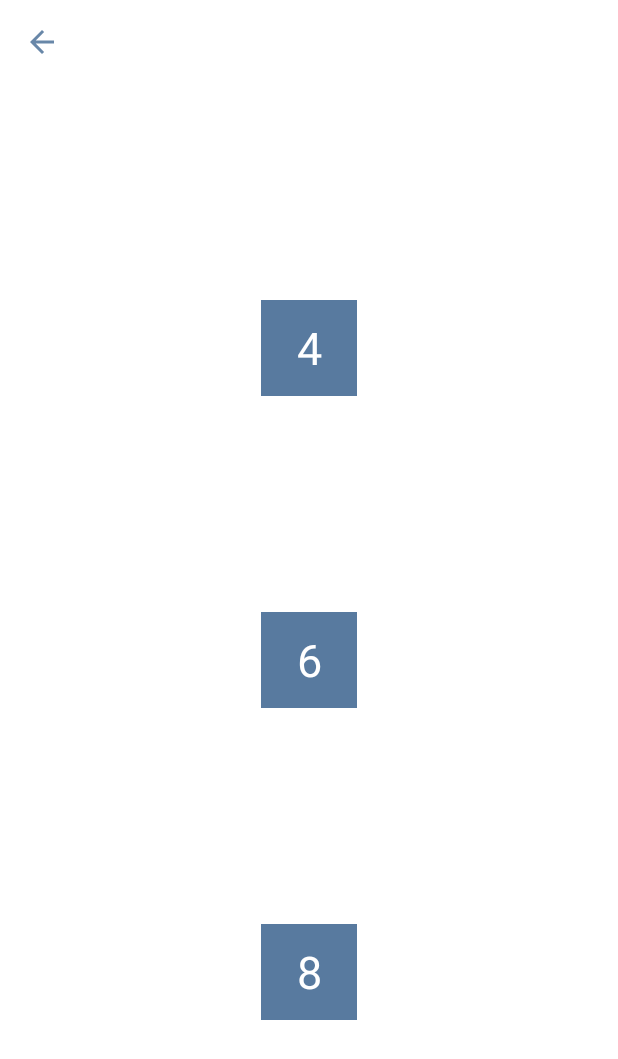
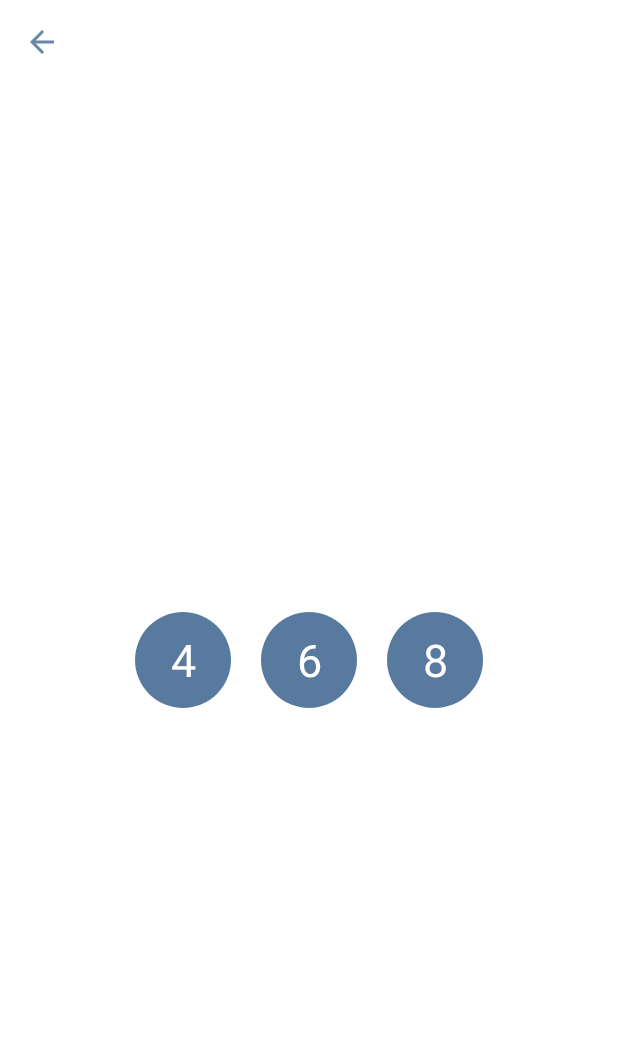
Before and after one commit to drkreza/siarez, an Android app: the ChooseLevelFragment screen opened through its navigation route, on a phone screen of 412 x 824 dp. Shown: the top 1059 px of the screen. Run offline under Robolectric (Android 15) with nearby library versions, the light colour scheme and no system bars.

Commit message:
add a blue circle bg

```diff
--- /dev/null
+++ b/app/src/main/res/drawable/blue_circle_bg.xml
@@ -0,0 +1,12 @@
+<?xml version="1.0" encoding="utf-8"?>
+<shape xmlns:android="http://schemas.android.com/apk/res/android">
+
+    <corners android:radius="500dp" />
+
+    <solid android:color="@color/blue" />
+
+    <size
+        android:width="20dp"
+        android:height="20dp" />
+
+</shape>
--- a/app/src/main/res/layout/fragment_choose_level.xml
+++ b/app/src/main/res/layout/fragment_choose_level.xml
@@ -1,14 +1,16 @@
 <?xml version="1.0" encoding="utf-8"?>
-<androidx.constraintlayout.widget.ConstraintLayout xmlns:android="http://schemas.android.com/apk/res/android"
+<LinearLayout xmlns:android="http://schemas.android.com/apk/res/android"
+    android:layout_gravity="center_vertical"
     xmlns:app="http://schemas.android.com/apk/res-auto"
     xmlns:tools="http://schemas.android.com/tools"
+    android:orientation="vertical"
     android:layout_width="match_parent"
     android:layout_height="match_parent"
     tools:context=".ChooseLevelFragment">
 
     <androidx.appcompat.widget.Toolbar
         android:id="@+id/toolbarChooseLevel"
-        android:layout_width="0dp"
+        android:layout_width="match_parent"
         android:layout_height="?attr/actionBarSize"
         android:background="@android:color/white"
         app:layout_constraintEnd_toEndOf="parent"
@@ -16,11 +18,18 @@
         app:layout_constraintTop_toTopOf="parent"
         app:navigationIcon="@drawable/ic_arrow_back" />
 
+    <LinearLayout
+        android:gravity="center"
+        android:orientation="horizontal"
+        android:layout_width="match_parent"
+        android:layout_height="match_parent">
+
         <TextView
+            android:layout_marginRight="20dp"
             android:id="@+id/btnLevel4"
             android:layout_width="64dp"
             android:layout_height="64dp"
-        android:background="@color/blue"
+            android:background="@drawable/blue_circle_bg"
             android:gravity="center"
             android:text="4"
             android:textColor="@android:color/white"
@@ -32,10 +41,11 @@
             app:layout_constraintTop_toBottomOf="@+id/toolbarChooseLevel" />
 
         <TextView
+            android:layout_marginRight="20dp"
             android:id="@+id/btnLevel6"
             android:layout_width="64dp"
             android:layout_height="64dp"
-        android:background="@color/blue"
+            android:background="@drawable/blue_circle_bg"
             android:gravity="center"
             android:text="6"
             android:textColor="@android:color/white"
@@ -50,7 +60,7 @@
             android:id="@+id/btnLevel8"
             android:layout_width="64dp"
             android:layout_height="64dp"
-        android:background="@color/blue"
+            android:background="@drawable/blue_circle_bg"
             android:gravity="center"
             android:text="8"
             android:textColor="@android:color/white"
@@ -60,4 +70,8 @@
             app:layout_constraintHorizontal_bias="0.5"
             app:layout_constraintStart_toStartOf="parent"
             app:layout_constraintTop_toBottomOf="@+id/btnLevel6" />
-</androidx.constraintlayout.widget.ConstraintLayout>
+
+    </LinearLayout>
+
+
+</LinearLayout>
```
Lines whose indentation alone changed are shown as unchanged.
